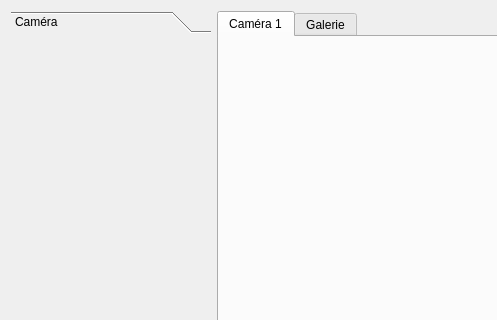
This is vizualizator/vizualizatorwidget.ui in jlfrucot/vizualizator as Qt 5 draws it before an edit; both pictures show x 0 to 497 and y 0 to 320 of the 832 by 409 pixel window. The edited form follows.
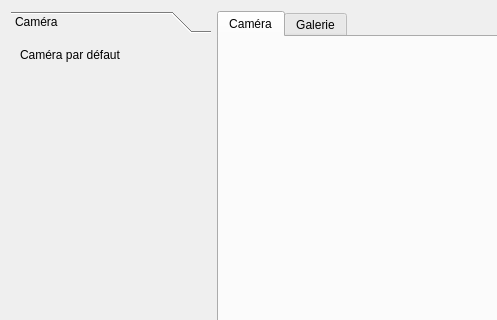
This is the edited form. Custom widgets are drawn as their Qt base class.

Commit message: Ajout du nom de la caméra sélectionnée dans le ToolsPanel

Patch:
```diff
--- a/vizualizator/vizualizatorwidget.ui
+++ b/vizualizator/vizualizatorwidget.ui
@@ -45,6 +45,35 @@
         <attribute name="label">
          <string>Caméra</string>
         </attribute>
+        <layout class="QVBoxLayout" name="verticalLayout_4">
+         <item>
+          <layout class="QVBoxLayout" name="verticalLayout_2">
+           <item>
+            <widget class="QLabel" name="lbCameraName">
+             <property name="text">
+              <string>Caméra par défaut</string>
+             </property>
+             <property name="wordWrap">
+              <bool>true</bool>
+             </property>
+            </widget>
+           </item>
+           <item>
+            <spacer name="verticalSpacer">
+             <property name="orientation">
+              <enum>Qt::Vertical</enum>
+             </property>
+             <property name="sizeHint" stdset="0">
+              <size>
+               <width>20</width>
+               <height>40</height>
+              </size>
+             </property>
+            </spacer>
+           </item>
+          </layout>
+         </item>
+        </layout>
        </widget>
        <widget class="QWidget" name="pageImagesSettings">
         <property name="geometry">
@@ -84,7 +113,7 @@
        </property>
        <widget class="QWidget" name="tabCamera1">
         <attribute name="title">
-         <string>Caméra 1</string>
+         <string>Caméra</string>
         </attribute>
         <layout class="QVBoxLayout" name="verticalLayout_3">
          <item>
```
The commit also changes 1 other file.
